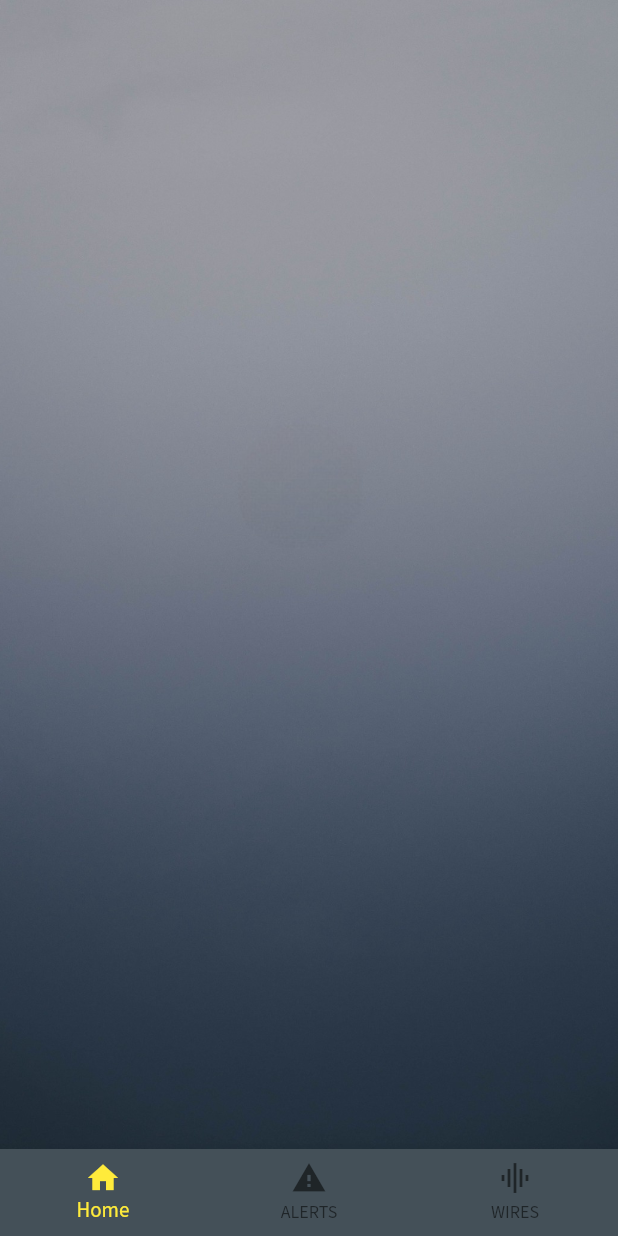
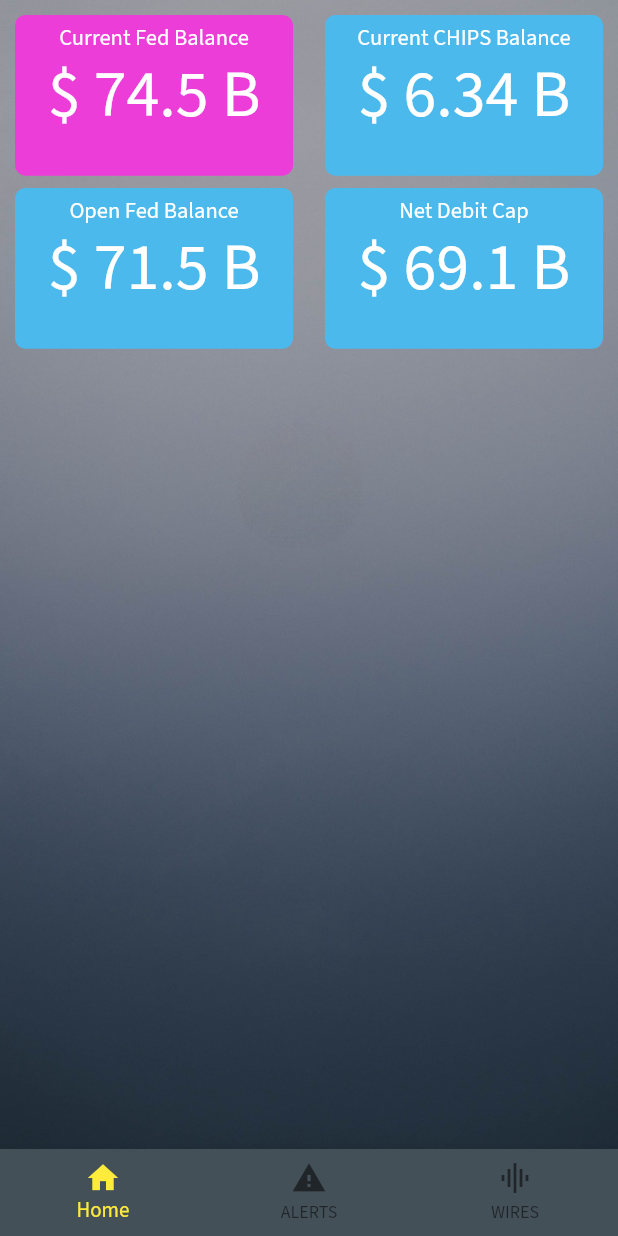
Before and after one commit to vishalkrishna511/pccMobileDashboard, a Flutter app: the screen it shows after launch, on a phone screen of 412 x 824 dp. Run offline on Flutter 3.47's test engine with Material 2 defaults, Android fonts, the phone set to English and light mode, and no system bars; our stand-ins replace google_fonts.

Commit message:
HomePage Screen

```diff
--- a/lib/screens/dashboard.dart
+++ b/lib/screens/dashboard.dart
@@ -13,9 +13,120 @@
   Widget build(BuildContext context) {
     return Scaffold(
       body: Container(
+        padding: EdgeInsets.all(10),
+        height: MediaQuery.of(context).size.height,
         decoration: const BoxDecoration(
             image: DecorationImage(
                 image: AssetImage('assets/1.jpg'), fit: BoxFit.cover)),
+        child: SingleChildScrollView(
+          child: Column(children: <Widget>[
+            Container(
+              child: Row(
+                mainAxisAlignment: MainAxisAlignment.spaceBetween,
+                children: <Widget>[
+                  Container(
+                    padding: const EdgeInsets.all(5),
+                    decoration: BoxDecoration(
+                        color: const Color.fromARGB(255, 237, 61, 216),
+                        borderRadius: BorderRadius.circular(7)),
+                    height: MediaQuery.of(context).size.height * 0.13,
+                    width: MediaQuery.of(context).size.width * 0.45,
+                    child: const GridTile(
+                      header: Text(
+                        'Current Fed Balance',
+                        style: TextStyle(fontSize: 15, color: Colors.white),
+                        textAlign: TextAlign.center,
+                      ),
+                      child: Align(
+                        alignment: Alignment.center,
+                        child: Text(
+                          '\$ 74.5 B',
+                          style: TextStyle(fontSize: 44, color: Colors.white),
+                        ),
+                      ),
+                    ),
+                  ),
+                  Container(
+                    padding: const EdgeInsets.all(5),
+                    decoration: BoxDecoration(
+                        color: const Color.fromARGB(255, 75, 185, 236),
+                        borderRadius: BorderRadius.circular(7)),
+                    height: MediaQuery.of(context).size.height * 0.13,
+                    width: MediaQuery.of(context).size.width * 0.45,
+                    child: const GridTile(
+                      header: Text(
+                        'Current CHIPS Balance',
+                        style: TextStyle(fontSize: 15, color: Colors.white),
+                        textAlign: TextAlign.center,
+                      ),
+                      child: Align(
+                        alignment: Alignment.center,
+                        child: Text(
+                          '\$ 6.34 B',
+                          style: TextStyle(fontSize: 44, color: Colors.white),
+                        ),
+                      ),
+                    ),
+                  ),
+                ],
+              ),
+            ),
+            SizedBox(
+              height: MediaQuery.of(context).size.height * 0.01,
+            ),
+            Container(
+              child: Row(
+                mainAxisAlignment: MainAxisAlignment.spaceBetween,
+                children: <Widget>[
+                  Container(
+                    padding: const EdgeInsets.all(5),
+                    decoration: BoxDecoration(
+                        color: const Color.fromARGB(255, 75, 185, 236),
+                        borderRadius: BorderRadius.circular(7)),
+                    height: MediaQuery.of(context).size.height * 0.13,
+                    width: MediaQuery.of(context).size.width * 0.45,
+                    child: const GridTile(
+                      header: Text(
+                        'Open Fed Balance',
+                        style: TextStyle(fontSize: 15, color: Colors.white),
+                        textAlign: TextAlign.center,
+                      ),
+                      child: Align(
+                        alignment: Alignment.center,
+                        child: Text(
+                          '\$ 71.5 B',
+                          style: TextStyle(fontSize: 44, color: Colors.white),
+                        ),
+                      ),
+                    ),
+                  ),
+                  Container(
+                    padding: const EdgeInsets.all(5),
+                    decoration: BoxDecoration(
+                        color: const Color.fromARGB(255, 75, 185, 236),
+                        borderRadius: BorderRadius.circular(7)),
+                    height: MediaQuery.of(context).size.height * 0.13,
+                    width: MediaQuery.of(context).size.width * 0.45,
+                    child: const GridTile(
+                      header: Text(
+                        'Net Debit Cap',
+                        style: TextStyle(fontSize: 15, color: Colors.white),
+                        textAlign: TextAlign.center,
+                      ),
+                      child: Align(
+                        alignment: Alignment.center,
+                        child: Text(
+                          '\$ 69.1 B',
+                          style: TextStyle(fontSize: 44, color: Colors.white),
+                        ),
+                      ),
+                    ),
+                  ),
+                ],
+              ),
+            )
+          ]),
+        ),
       ),
       bottomNavigationBar: BottomNavigationBar(
         backgroundColor: Color.fromARGB(255, 68, 80, 88),
```
